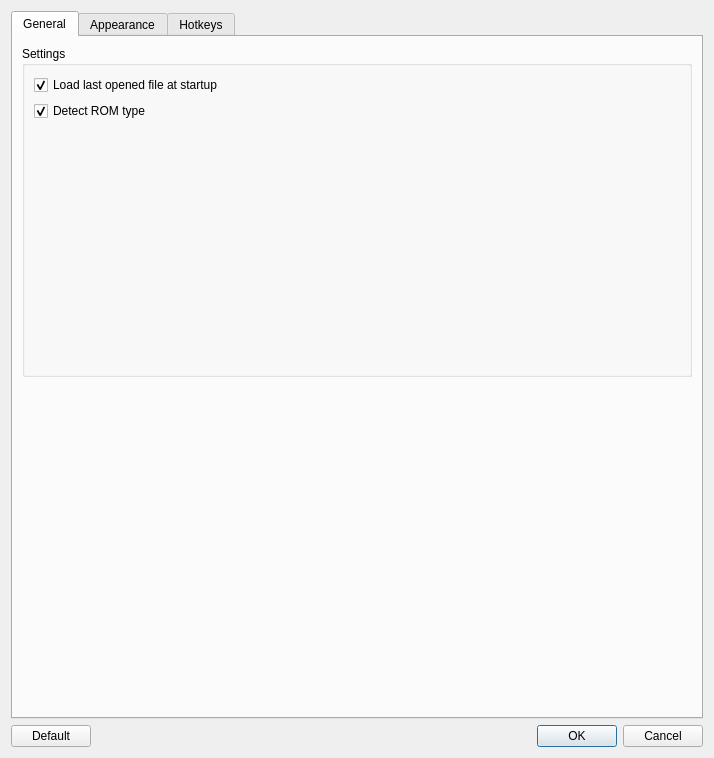
Before: the Qt Designer form src/optionsdialog.ui in road-t/RTHextion, drawn with Qt 5.
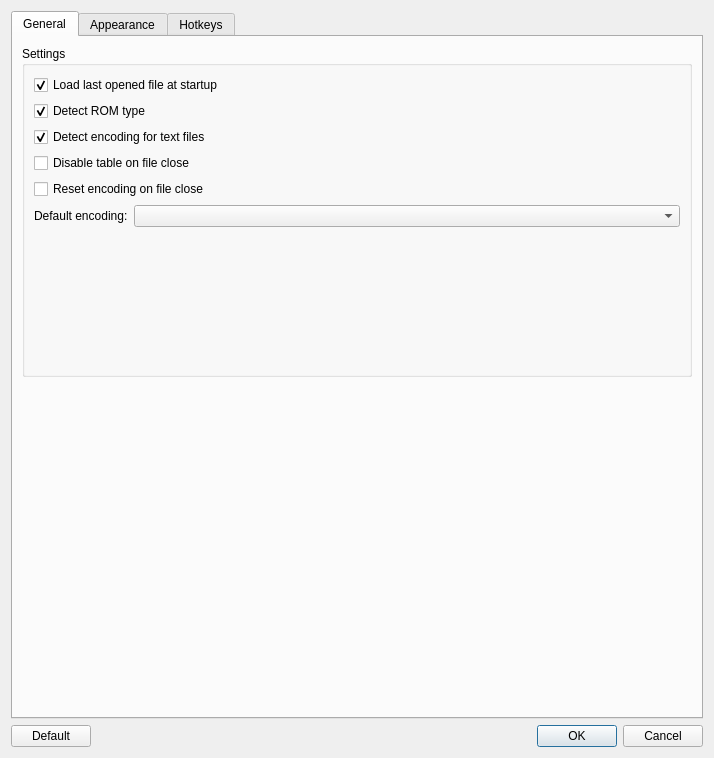
After: the same form once the commit is applied.

Commit message: Preferences dialog updated

Diff of the .ui file:
```diff
--- a/src/optionsdialog.ui
+++ b/src/optionsdialog.ui
@@ -56,6 +56,60 @@
             </property>
            </widget>
           </item>
+          <item>
+           <widget class="QCheckBox" name="cbDetectEncoding">
+            <property name="toolTip">
+             <string>Try to detect text encoding for unknown file types</string>
+            </property>
+            <property name="text">
+             <string>Detect encoding for text files</string>
+            </property>
+            <property name="checked">
+             <bool>true</bool>
+            </property>
+           </widget>
+          </item>
+          <item>
+           <widget class="QCheckBox" name="cbResetTableOnClose">
+            <property name="toolTip">
+             <string>Remove the loaded translation table when a file is closed</string>
+            </property>
+            <property name="text">
+             <string>Disable table on file close</string>
+            </property>
+           </widget>
+          </item>
+          <item>
+           <widget class="QCheckBox" name="cbResetEncodingOnClose">
+            <property name="toolTip">
+             <string>Switch encoding back to the default when a file is closed</string>
+            </property>
+            <property name="text">
+             <string>Reset encoding on file close</string>
+            </property>
+           </widget>
+          </item>
+          <item>
+           <layout class="QHBoxLayout" name="hl_defaultEncoding">
+            <item>
+             <widget class="QLabel" name="lblDefaultEncoding">
+              <property name="text">
+               <string>Default encoding:</string>
+              </property>
+             </widget>
+            </item>
+            <item>
+             <widget class="QComboBox" name="cbDefaultEncoding">
+              <property name="sizePolicy">
+               <sizepolicy hsizetype="Expanding" vsizetype="Fixed">
+                <horstretch>1</horstretch>
+                <verstretch>0</verstretch>
+               </sizepolicy>
+              </property>
+             </widget>
+            </item>
+           </layout>
+          </item>
           <item>
            <spacer name="verticalSpacer_general">
             <property name="orientation">
```
Left out of the diff: 3 changed lines with no effect on the pictures. The commit also changes 2 other files.
